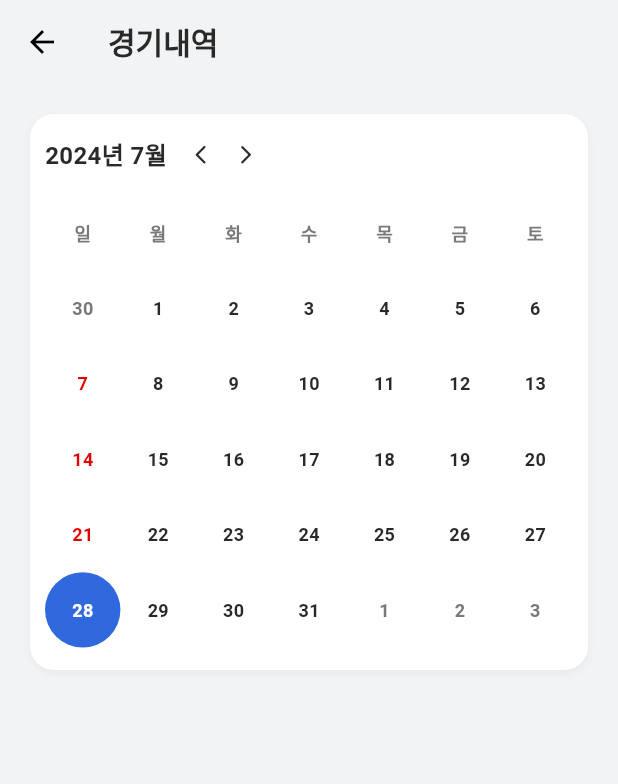
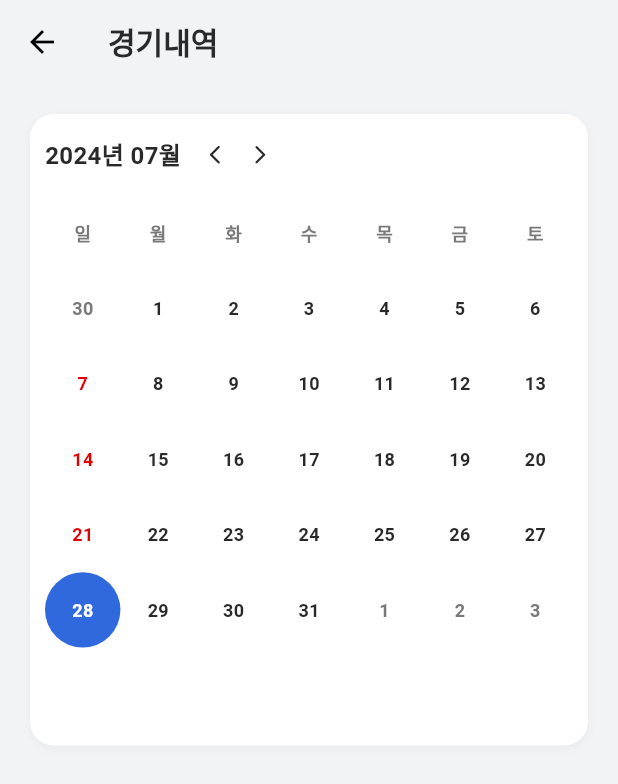
Before and after one commit to KIMSEUNGWO/All_Of_Football_Flutter, a Flutter app: the MatchHistoryWidget screen opened directly, after a tap on the "arrow back ios new" icon, after a tap on the "arrow forward ios" icon, after a tap on "28", on a phone screen of 412 x 824 dp. Shown: the top 784 px of the screen. Run offline on Flutter 3.47's test engine with Material 3 defaults, Android fonts, the light colour scheme and no system bars; our stand-ins replace carousel_slider, flutter_riverpod, flutter_svg, shared_preferences, skeletonizer; missing offline and left inert: dart:ffi, flutter_line_sdk; accounts and stored records are empty; Roboto replaces fonts that are missing (Pretendard); project files that could hold a hidden picture were left out.

Commit message:
feat : 캘린더 구현 완료

```diff
--- a/lib/component/calendar_date_helper.dart
+++ b/lib/component/calendar_date_helper.dart
@@ -1,7 +1,20 @@
 
+
+import 'package:flutter/material.dart';
 
 class CalendarDateTimeHelper {
 
+
+  double calculateHeight(BuildContext context) {
+    var size = MediaQuery.of(context).size;
+    // (width - 전체 padding - 내부 padding) / 요일 수
+    double width = (size.width - 40 - 20) / 7;
+    return width * 7;
+  }
+
+  int monthCount(DateTime date) {
+    return date.year + (date.month * 12);
+  }
 
   DateTime safeMoveDate(DateTime before, DateTime after) {
     // 8월 31일 -> 9월 30일로 마지막 달로 안전하게 이동하도록 하는 메소드
@@ -14,7 +27,7 @@ class CalendarDateTimeHelper {
     if (beforeDaysInMonth < afterDaysInMonth) {
       return DateTime(after.year, after.month, beforeDaysInMonth);
     }
-    return DateTime(after.year, after.month, afterDaysInMonth);
+    return DateTime(after.year, after.month, before.day);
   }
 
   List<DateTime> generate(DateTime date) {
@@ -31,7 +44,7 @@ class CalendarDateTimeHelper {
       }
     }
 
-    int daysInMonth = DateTime(date.year, date.month, 0).day; // 해당 월의 일수
+    int daysInMonth = DateTime(date.year, date.month + 1, 0).day; // 해당 월의 일수
     for (int i=0;i<daysInMonth;i++) {
       result.add(firstDayOfMonth.add(Duration(days: i)));
     }
@@ -51,3 +64,14 @@ class CalendarDateTimeHelper {
 
 
 }
+
+class CalendarData {
+
+  final DateTime today;
+  final DateTime currentMonth;
+
+  CalendarData({required DateTime now}):
+    today = DateTime(now.year, now.month, now.day),
+    currentMonth = DateTime(now.year, now.month, 1);
+
+}
--- /dev/null
+++ b/lib/component/date_range.dart
@@ -0,0 +1,8 @@
+
+class MonthRange {
+
+  final int? min;
+  final int? max;
+
+  MonthRange({this.min, this.max});
+}
--- a/lib/widgets/component/calender.dart
+++ b/lib/widgets/component/calender.dart
@@ -1,11 +1,15 @@
 
 import 'package:all_of_football/component/calendar_date_helper.dart';
+import 'package:all_of_football/component/date_range.dart';
 import 'package:all_of_football/widgets/component/custom_container.dart';
 import 'package:flutter/material.dart';
 import 'package:intl/intl.dart';
 
 class CalenderWidget extends StatefulWidget {
-  const CalenderWidget({super.key});
+  final Function(DateTime date) onChanged;
+  final MonthRange? monthRange;
+
+  const CalenderWidget({super.key, this.monthRange, required this.onChanged});
 
   @override
   State<CalenderWidget> createState() => _CalenderWidgetState();
@@ -18,25 +22,56 @@ class _CalenderWidgetState extends State<CalenderWidget> {
   late DateTime _selectDate;
   late DateTime _currentMonth;
   final CalendarDateTimeHelper calendarHelper = CalendarDateTimeHelper();
+  late int _previousPage;
+
+  // void _preDate() {
+  //   // DateTime safeDateTime = calendarHelper.safeMoveDate(_selectDate, DateTime(_currentMonth.year, _currentMonth.month - 1));
+  //   // _select(safeDateTime);
+  // }
+  // void _nextDate() {
+  //   // DateTime safeDateTime = calendarHelper.safeMoveDate(_selectDate, DateTime(_currentMonth.year, _currentMonth.month + 1));
+  //   // _select(safeDateTime);
+  // }
 
   void _preDate() {
-    DateTime safeDateTime = calendarHelper.safeMoveDate(_currentMonth, DateTime(_currentMonth.year, _currentMonth.month - 1));
-    _select(safeDateTime);
+    _pageController.previousPage(duration: Duration(seconds: 1), curve: Curves.easeInOut);
   }
   void _nextDate() {
-    DateTime safeDateTime = calendarHelper.safeMoveDate(_currentMonth, DateTime(_currentMonth.year, _currentMonth.month + 1));
-    _select(safeDateTime);
+    _pageController.nextPage(duration: Duration(seconds: 1), curve: Curves.easeInOut);
   }
 
   void _select(DateTime date) {
+    if (_selectDate.compareTo(date) == 0) return;
     setState(() {
       _selectDate = date;
       _currentMonth = DateTime(_selectDate.year, _selectDate.month);
     });
+    widget.onChanged(date);
   }
 
-  int _monthCount(DateTime date) {
-    return date.year + (date.month * 12);
+  void _onPageChanged(int page) {
+    if (_previousPage < page) {
+      setState(() {
+        _currentMonth = DateTime(_currentMonth.year, _currentMonth.month + 1, 1);
+      });
+    } else if (_previousPage > page) {
+      setState(() {
+        _currentMonth = DateTime(_currentMonth.year, _currentMonth.month - 1, 1);
+      });
+    }
+
+    setState(() {
+      _previousPage = page;
+    });
+  }
+
+  DateTime _onChange(int page) {
+    if (_previousPage < page) {
+      return DateTime(_currentMonth.year, _currentMonth.month + 1, 1);
+    } else if (_previousPage > page) {
+      return DateTime(_currentMonth.year, _currentMonth.month - 1, 1);
+    }
+    return _currentMonth;
   }
 
   @override
@@ -45,7 +80,13 @@ class _CalenderWidgetState extends State<CalenderWidget> {
     _today = DateTime(now.year, now.month, now.day);
     _currentMonth = DateTime(now.year, now.month, 1);
     _selectDate = DateTime(now.year, now.month, now.day);
-    _pageController = PageController();
+    _pageController = PageController(
+      initialPage: widget.monthRange?.min == null
+        ? calendarHelper.monthCount(now) - calendarHelper.monthCount(DateTime(1900, 1, 1))
+        : widget.monthRange!.min!,
+      keepPage: true,
+    );
+    _previousPage = _pageController.initialPage;
     super.initState();
   }
 
@@ -62,7 +103,7 @@ class _CalenderWidgetState extends State<CalenderWidget> {
         children: [
           Row(
             children: [
-              Text(DateFormat('yyyy년 M월').format(_currentMonth),
+              Text(DateFormat('yyyy년 MM월').format(_currentMonth),
                 style: TextStyle(
                   color: Theme.of(context).colorScheme.primary,
                   fontSize: Theme.of(context).textTheme.displaySmall!.fontSize,
@@ -93,11 +134,22 @@ class _CalenderWidgetState extends State<CalenderWidget> {
             ],
           ),
           const SizedBox(height: 15,),
-          _Calendar(
-            currentMonth: _currentMonth,
-            today: _today,
-            selectDate: _selectDate,
-            select: _select
+          ConstrainedBox(
+            constraints: BoxConstraints(
+              maxHeight: calendarHelper.calculateHeight(context)
+            ),
+            child: PageView.builder(
+              controller: _pageController,
+              onPageChanged: _onPageChanged,
+              itemBuilder: (context, index) {
+                return _Calendar(
+                  currentMonth: _onChange(index),
+                  today: _today,
+                  selectDate: _selectDate,
+                  select: _select
+                );
+              },
+            ),
           ),
         ],
       ),
@@ -118,12 +170,23 @@ class _Calendar extends StatefulWidget {
   State<_Calendar> createState() => _CalendarState();
 }
 
-class _CalendarState extends State<_Calendar> {
+class _CalendarState extends State<_Calendar> with AutomaticKeepAliveClientMixin {
   final List<String> _weeks = ['일', '월', '화', '수', '목', '금', '토'];
   final CalendarDateTimeHelper calendarHelper = CalendarDateTimeHelper();
 
   @override
+  void initState() {
+    print('_CalendarState.initState');
+    super.initState();
+  }
+  @override
+  void dispose() {
+    print('_CalendarState.dispose');
+    super.dispose();
+  }
+  @override
   Widget build(BuildContext context) {
+    super.build(context);
     List<DateTime> calendar = calendarHelper.generate(widget.currentMonth);
     return Column(
       children: [
@@ -203,4 +266,7 @@ class _CalendarState extends State<_Calendar> {
       ],
     );
   }
+
+  @override
+  bool get wantKeepAlive => true;
 }
--- a/lib/widgets/pages/poppages/match_history_page.dart
+++ b/lib/widgets/pages/poppages/match_history_page.dart
@@ -10,6 +10,10 @@ class MatchHistoryWidget extends StatefulWidget {
 }
 
 class _MatchHistoryWidgetState extends State<MatchHistoryWidget> {
+
+  void _selectDate(DateTime date) {
+    print('날짜 변경감지 : $date');
+  }
   @override
   Widget build(BuildContext context) {
     return Scaffold(
@@ -22,7 +26,9 @@ class _MatchHistoryWidgetState extends State<MatchHistoryWidget> {
           child: Column(
             children: [
               const SizedBox(height: 20,),
-              CalenderWidget(),
+              CalenderWidget(
+                onChanged: _selectDate,
+              ),
             ],
           ),
         ),
```
